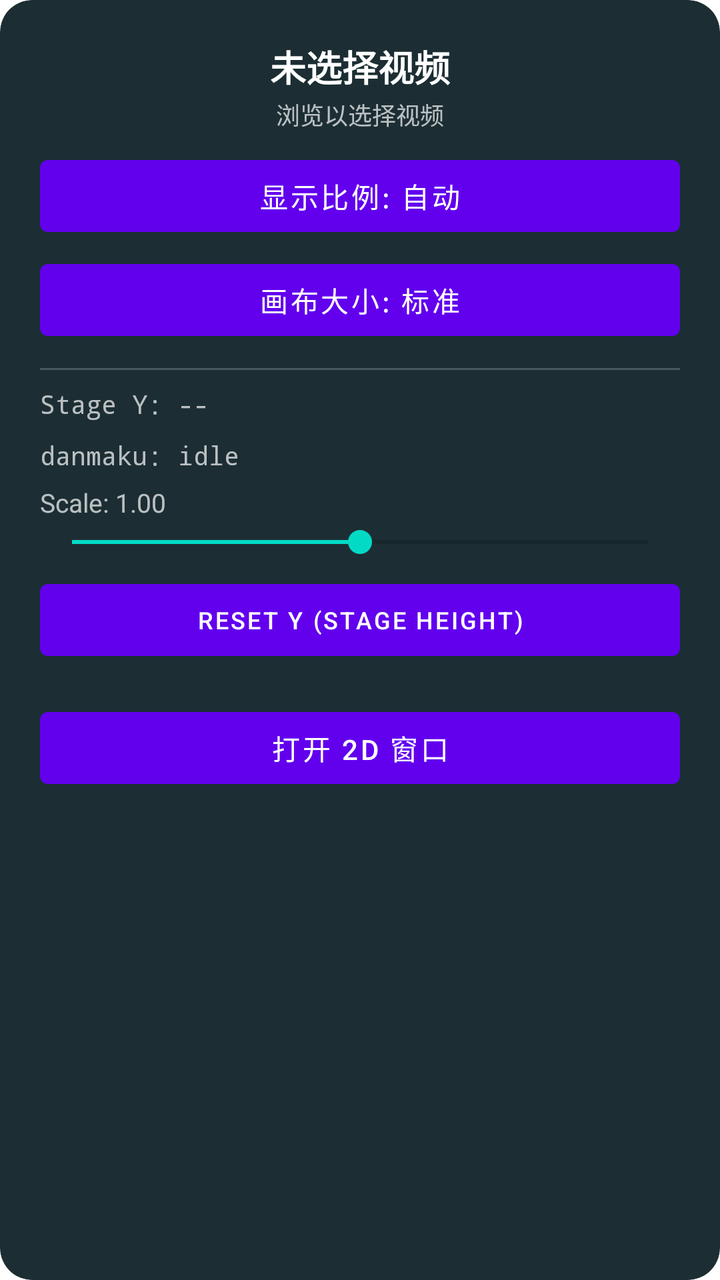
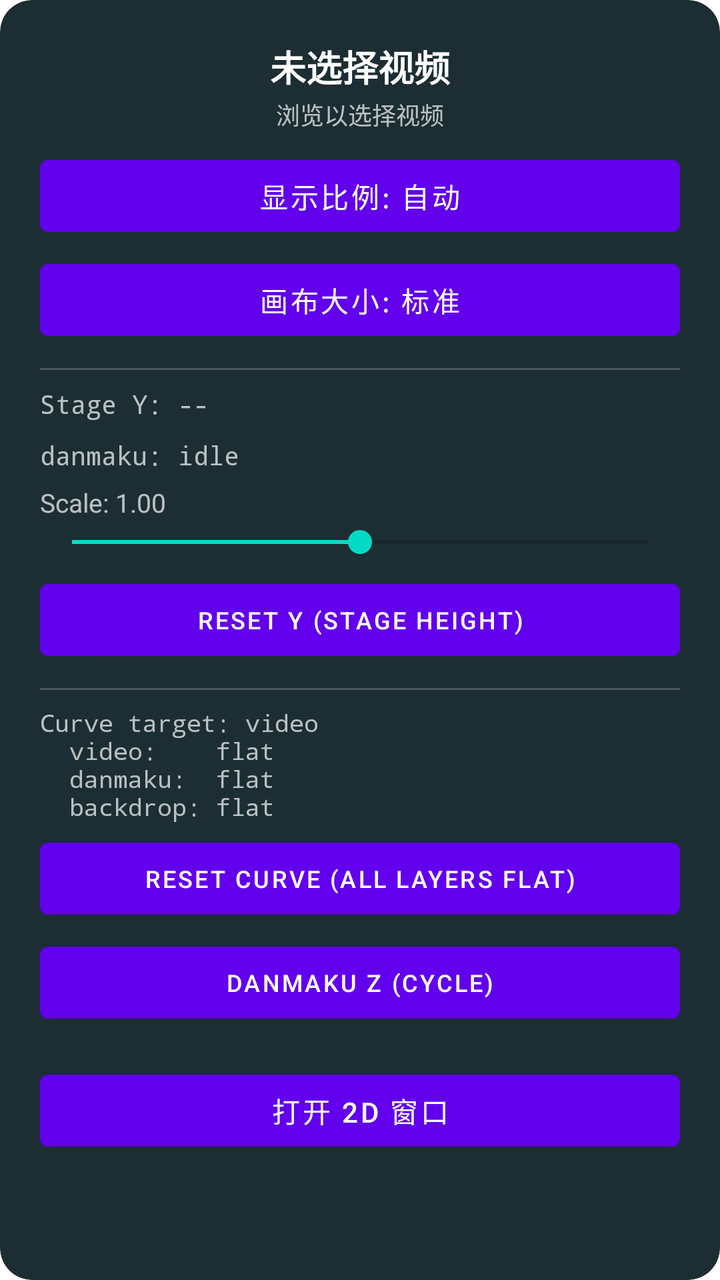

The first picture is an Android layout as it rendered before a commit; the second is the same layout after the commit. The layout source and the unified diff follow.
<!-- AndroidManifest.xml: fallback theme Theme.MaterialComponents.DayNight.NoActionBar -->
<!-- res/layout/mode_panel.xml -->
<?xml version="1.0" encoding="utf-8" ?>
<ScrollView
  xmlns:android="http://schemas.android.com/apk/res/android"
  android:layout_width="match_parent"
  android:layout_height="match_parent"
  android:background="@drawable/layout_bg"
  android:clipToOutline="true"
  android:scrollbars="vertical"
  android:fillViewport="true"
>
  <LinearLayout
    android:layout_width="match_parent"
    android:layout_height="wrap_content"
    android:orientation="vertical"
    android:gravity="center_horizontal"
    android:padding="20dp"
  >
    <TextView
      android:id="@+id/current_media_title"
      android:layout_width="match_parent"
      android:layout_height="wrap_content"
      android:ellipsize="end"
      android:gravity="center"
      android:lines="1"
      android:text="@string/detail_no_video"
      android:textColor="@android:color/white"
      android:textSize="18sp"
      android:textStyle="bold"
    />
    <TextView
      android:id="@+id/current_media_detail"
      android:layout_width="match_parent"
      android:layout_height="wrap_content"
      android:layout_marginTop="2dp"
      android:ellipsize="end"
      android:gravity="center"
      android:lines="1"
      android:text="@string/detail_browse_choose"
      android:textColor="#B3FFFFFF"
      android:textSize="12sp"
    />
    <Button
      android:id="@+id/retry_media_button"
      android:layout_width="wrap_content"
      android:layout_height="wrap_content"
      android:layout_marginTop="6dp"
      android:text="@string/retry"
      android:visibility="gone"
    />
    <Button
      android:id="@+id/display_ratio_button"
      android:layout_width="match_parent"
      android:layout_height="wrap_content"
      android:layout_marginTop="8dp"
      android:text="@string/display_ratio_auto"
    />
    <Button
      android:id="@+id/canvas_size_button"
      android:layout_width="match_parent"
      android:layout_height="wrap_content"
      android:layout_marginTop="4dp"
      android:text="@string/canvas_size_standard_label"
    />
    <View
      android:layout_width="match_parent"
      android:layout_height="1dp"
      android:layout_marginTop="10dp"
      android:background="#33FFFFFF"
    />

    
    <TextView
      android:id="@+id/stage_y_text"
      android:layout_width="match_parent"
      android:layout_height="wrap_content"
      android:layout_marginTop="8dp"
      android:textSize="13sp"
      android:fontFamily="monospace"
      android:textColor="#B3FFFFFF"
      android:text="Stage Y: --"
    />
    <TextView
      android:id="@+id/danmaku_status"
      android:layout_width="match_parent"
      android:layout_height="wrap_content"
      android:layout_marginTop="8dp"
      android:textSize="13sp"
      android:fontFamily="monospace"
      android:textColor="#B3FFFFFF"
      android:text="danmaku: idle"
    />
    <TextView
      android:id="@+id/scale_text"
      android:layout_width="match_parent"
      android:layout_height="wrap_content"
      android:layout_marginTop="6dp"
      android:textSize="13sp"
      android:textColor="#B3FFFFFF"
      android:text="Scale: 1.00"
    />
    <SeekBar
      android:id="@+id/scale_bar"
      android:layout_width="match_parent"
      android:layout_height="wrap_content"
      android:layout_marginTop="2dp"
      android:progress="500"
      android:max="1000"
    />
    <Button
      android:id="@+id/reset_stage_y_button"
      android:layout_width="match_parent"
      android:layout_height="wrap_content"
      android:layout_marginTop="6dp"
      android:text="Reset Y (stage height)"
      android:textSize="12sp"
    />

    <TextView
      android:id="@+id/debug_build_label"
      android:layout_width="match_parent"
      android:layout_height="wrap_content"
      android:layout_marginTop="8dp"
      android:gravity="center"
      android:textColor="#B3FFFFFF"
      android:textSize="11sp"
      android:visibility="gone"
    />
    <TextView
      android:id="@+id/debug_aspect_detail"
      android:layout_width="match_parent"
      android:layout_height="wrap_content"
      android:layout_marginTop="2dp"
      android:gravity="center"
      android:textColor="#B3FFFFFF"
      android:textSize="10sp"
      android:visibility="gone"
    />
    <Button
      android:id="@+id/debug_aspect_target_button"
      android:layout_width="match_parent"
      android:layout_height="wrap_content"
      android:layout_marginTop="4dp"
      android:text="Target: Default"
      android:visibility="gone"
    />
    <Button
      android:id="@+id/debug_aspect_plan_button"
      android:layout_width="match_parent"
      android:layout_height="wrap_content"
      android:layout_marginTop="4dp"
      android:text="Plan: Plan 1"
      android:visibility="gone"
    />
    <Button
      android:id="@+id/debug_aspect_apply_button"
      android:layout_width="match_parent"
      android:layout_height="wrap_content"
      android:layout_marginTop="4dp"
      android:text="Apply"
      android:visibility="gone"
    />
    <Button
      android:id="@+id/open_2d_button"
      android:layout_width="match_parent"
      android:layout_height="wrap_content"
      android:layout_marginTop="16dp"
      android:text="@string/open_2d"
    />
  </LinearLayout>
</ScrollView>
<!-- resources referenced by this layout -->
<resources>
  <!-- drawable layout_bg (drawable) -->
  <?xml version="1.0" encoding="UTF-8" ?>
  <shape xmlns:android="http://schemas.android.com/apk/res/android">
    <solid android:color="#FF1C2E33" />
    <corners android:radius="16dp" />
    <padding
      android:left="0dp"
      android:top="0dp"
      android:right="0dp"
      android:bottom="0dp"
    />
  </shape>
  <string name="canvas_size_standard_label">画布大小: 标准</string>
  <string name="detail_browse_choose">浏览以选择视频</string>
  <string name="detail_no_video">未选择视频</string>
  <string name="display_ratio_auto">显示比例: 自动</string>
  <string name="open_2d">打开 2D 窗口</string>
  <string name="retry">重试</string>
</resources>

<!-- the commit's change to res/layout/mode_panel.xml (unified diff, before → after) -->
@@ -114,6 +114,40 @@
       android:text="Reset Y (stage height)"
       android:textSize="12sp"
     />
+    <View
+      android:layout_width="match_parent"
+      android:layout_height="1dp"
+      android:layout_marginTop="10dp"
+      android:background="#33FFFFFF"
+    />
+    
+    <TextView
+      android:id="@+id/curvature_text"
+      android:layout_width="match_parent"
+      android:layout_height="wrap_content"
+      android:layout_marginTop="8dp"
+      android:fontFamily="monospace"
+      android:textSize="12sp"
+      android:textColor="#B3FFFFFF"
+      android:text="Curve target: video\n  video:    flat\n  danmaku:  flat\n  backdrop: flat"
+    />
+    <Button
+      android:id="@+id/reset_curve_button"
+      android:layout_width="match_parent"
+      android:layout_height="wrap_content"
+      android:layout_marginTop="4dp"
+      android:text="Reset curve (all layers flat)"
+      android:textSize="12sp"
+    />
+    
+    <Button
+      android:id="@+id/danmaku_z_button"
+      android:layout_width="match_parent"
+      android:layout_height="wrap_content"
+      android:layout_marginTop="4dp"
+      android:text="Danmaku Z (cycle)"
+      android:textSize="12sp"
+    />
 
     <TextView
       android:id="@+id/debug_build_label"
